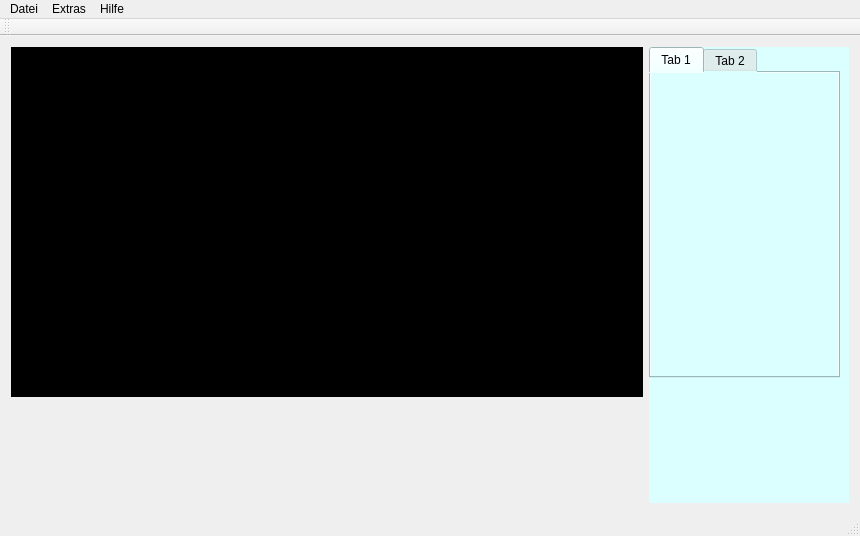
Old version of the form mainwindow.ui in the repository fabiankirstein/cloudfinish.
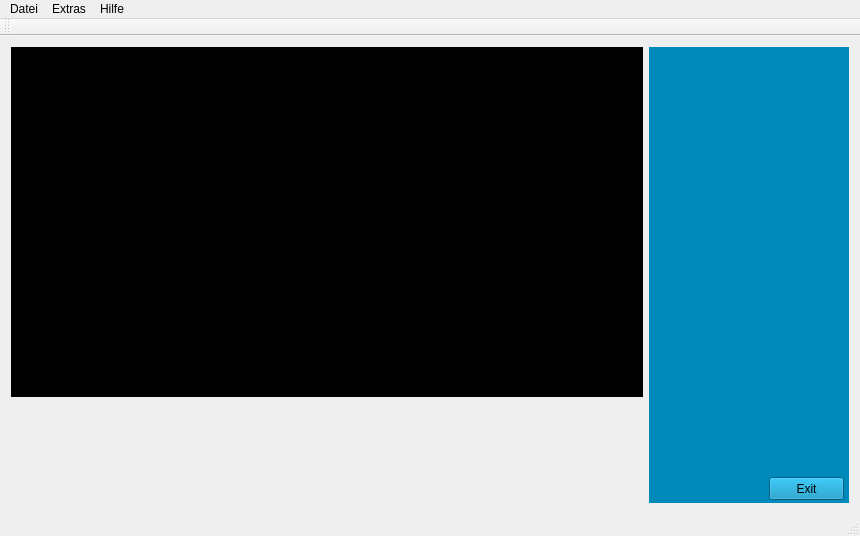
New version of the form.

What changed in the file:
```diff
--- a/mainwindow.ui
+++ b/mainwindow.ui
@@ -65,27 +65,20 @@
        </size>
       </property>
       <property name="styleSheet">
-       <string notr="true">background-color: rgb(219, 255, 255);</string>
+       <string notr="true">background-color: rgb(0, 138, 188);</string>
       </property>
-      <widget class="QTabWidget" name="tabWidget">
+      <widget class="QPushButton" name="exitButton">
        <property name="geometry">
         <rect>
-         <x>0</x>
-         <y>0</y>
-         <width>191</width>
-         <height>331</height>
+         <x>120</x>
+         <y>430</y>
+         <width>75</width>
+         <height>23</height>
         </rect>
        </property>
-       <widget class="QWidget" name="tab">
-        <attribute name="title">
-         <string>Tab 1</string>
-        </attribute>
-       </widget>
-       <widget class="QWidget" name="tab_2">
-        <attribute name="title">
-         <string>Tab 2</string>
-        </attribute>
-       </widget>
+       <property name="text">
+        <string>Exit</string>
+       </property>
       </widget>
      </widget>
     </item>
```
